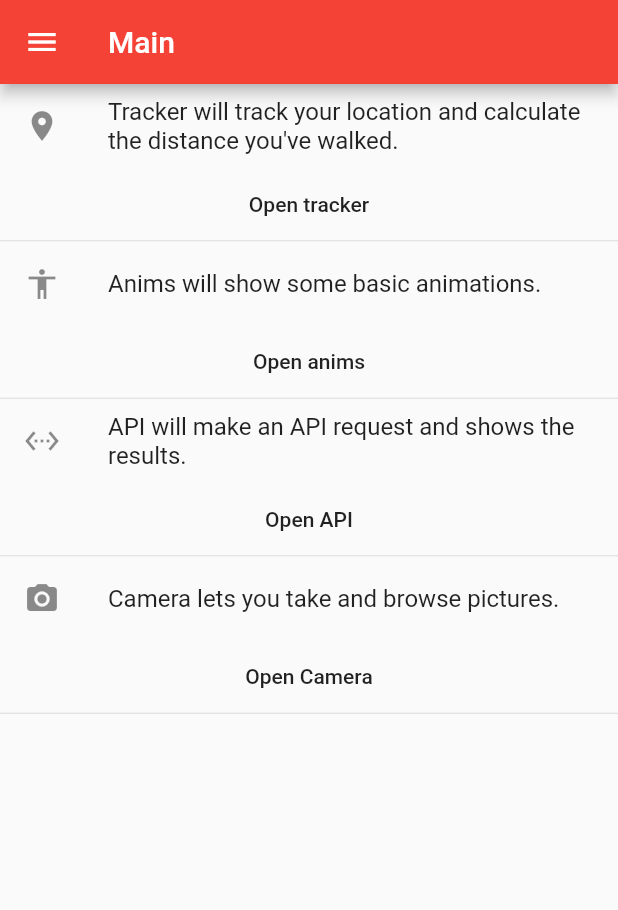
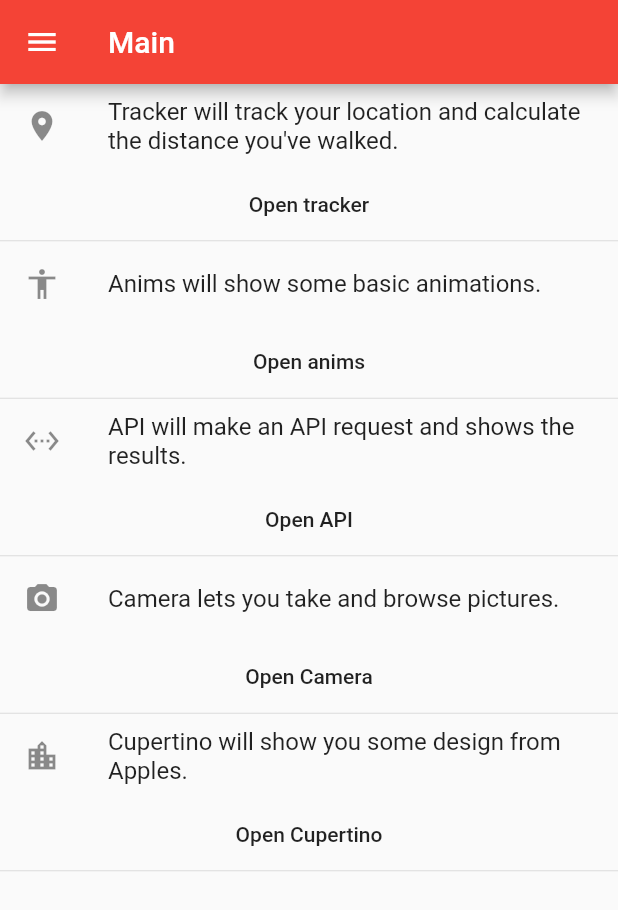
Before and after one commit to Suneco/flutter_samples, a Flutter app: the screen it shows after launch, on a phone screen of 412 x 824 dp. Shown: the top 910 px of the screen. Run offline on Flutter 3.47's test engine with Material 2 defaults, Android fonts, the phone set to English and light mode, and no system bars; our stand-ins replace image_picker, location.

Commit message:
Add some iOS style page

```diff
--- a/lib/main.dart
+++ b/lib/main.dart
@@ -1,6 +1,7 @@
 import 'package:flutter/material.dart';
 import 'package:flutter_samples/views/api_page.dart';
 import 'package:flutter_samples/views/camera_page.dart';
+import 'package:flutter_samples/views/cupertino_page.dart';
 import 'package:flutter_samples/views/main_page.dart';
 import 'package:flutter_samples/views/tracker_page.dart';
 import 'package:flutter_samples/views/anims_page.dart';
@@ -21,7 +22,8 @@ class App extends StatelessWidget {
           '/TrackerPage': (BuildContext context) => new TrackerPage(),
           '/AnimsPage': (BuildContext context) => new AnimsPage(),
           '/ApiPage': (BuildContext context) => new ApiPage(),
-          '/CameraPage': (BuildContext context) => new CameraPage()
+          '/CameraPage': (BuildContext context) => new CameraPage(),
+          '/CupertinoPage': (BuildContext context) => new CupertinoPage()
         });
   }
 }
--- a/lib/view_models/main_page_view_model.dart
+++ b/lib/view_models/main_page_view_model.dart
@@ -30,4 +30,8 @@ class MainPageViewModel implements IViewModelBase {
   void openCamera() {
     Navigator.pushNamed(context, '/CameraPage');
   }
+
+  void openCupertino() {
+    Navigator.pushNamed(context, '/CupertinoPage');
+  }
 }
--- a/lib/views/main_page.dart
+++ b/lib/views/main_page.dart
@@ -82,7 +82,18 @@ class _State extends State<MainPage> {
         ),
         const Divider(
           height: 1.0,
-        )
+        ),
+        new ListTile(
+          leading: const Icon(Icons.location_city),
+          title: new Text("Cupertino will show you some design from Apples."),
+        ),
+        new FlatButton(
+          onPressed: _viewModel.openCupertino,
+          child: new Text("Open Cupertino"),
+        ),
+        const Divider(
+          height: 1.0,
+        ),
       ]);
 
       return layout;
--- a/pubspec.yaml
+++ b/pubspec.yaml
@@ -9,6 +9,8 @@ dependencies:
   http: ^0.11.3+16
   image_picker: ^0.4.6
 
+  cupertino_icons: ^0.1.2
+
 
 flutter:
   uses-material-design: true
```
Also changed, not shown: lib/view_models/cupertino_page_view_model.dart (added, +40 -0 lines), lib/views/cupertino_page.dart (added, +42 -0 lines).
